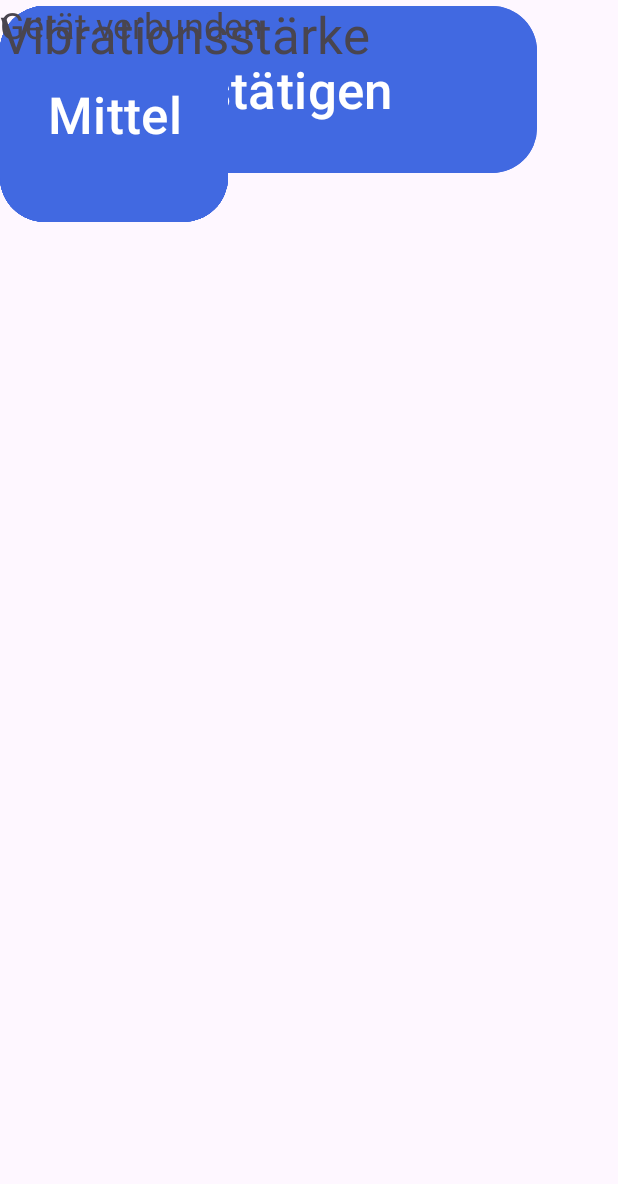
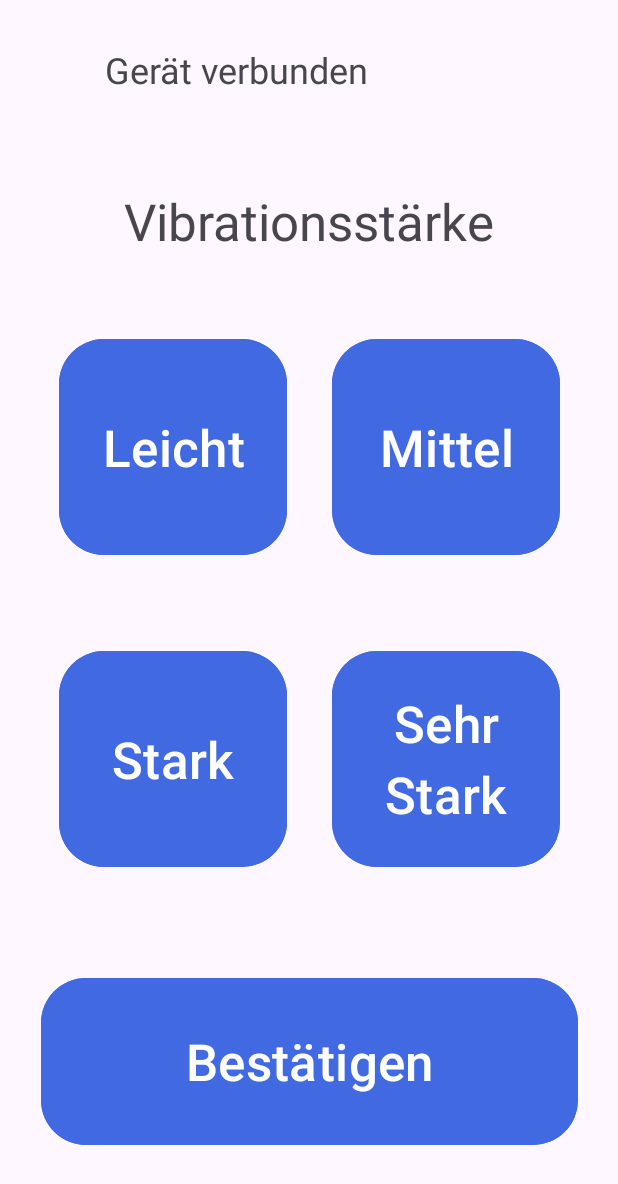
Before and after one commit to Swordpro3001/SSAB_Applikation, an Android app: the screen it shows after launch (MainActivity), on a phone screen of 412 x 824 dp. Shown: the top 1184 px of the screen. Run offline under Robolectric (Android 15) with nearby library versions, the phone set to English and light mode, and no system bars; Roboto replaces fonts that are not available here; 4 statements that could not run were skipped.

Commit message:
Dem Layout Constraints Hinzugefügt

```diff
--- a/app/src/main/res/layout/activity_main.xml
+++ b/app/src/main/res/layout/activity_main.xml
@@ -16,8 +16,12 @@
         android:text="Leicht"
         android:textSize="34sp"
         app:cornerRadius="30dip"
-        tools:layout_editor_absoluteX="37dp"
-        tools:layout_editor_absoluteY="192dp" />
+        app:layout_constraintBottom_toBottomOf="parent"
+        app:layout_constraintEnd_toEndOf="parent"
+        app:layout_constraintHorizontal_bias="0.15"
+        app:layout_constraintStart_toStartOf="parent"
+        app:layout_constraintTop_toTopOf="parent"
+        app:layout_constraintVertical_bias="0.32999998" />
 
     <Button
         android:id="@+id/buttonBestätigen"
@@ -28,8 +32,11 @@
         android:text="Bestätigen"
         android:textSize="34sp"
         app:cornerRadius="30dip"
-        tools:layout_editor_absoluteX="26dp"
-        tools:layout_editor_absoluteY="572dp" />
+        app:layout_constraintBottom_toBottomOf="parent"
+        app:layout_constraintEnd_toEndOf="parent"
+        app:layout_constraintStart_toStartOf="parent"
+        app:layout_constraintTop_toTopOf="parent"
+        app:layout_constraintVertical_bias="0.92" />
 
     <Button
         android:id="@+id/buttonStark"
@@ -40,8 +47,12 @@
         android:text="Stark"
         android:textSize="34sp"
         app:cornerRadius="30dip"
-        tools:layout_editor_absoluteX="37dp"
-        tools:layout_editor_absoluteY="372dp" />
+        app:layout_constraintBottom_toBottomOf="parent"
+        app:layout_constraintEnd_toEndOf="parent"
+        app:layout_constraintHorizontal_bias="0.15"
+        app:layout_constraintStart_toStartOf="parent"
+        app:layout_constraintTop_toTopOf="parent"
+        app:layout_constraintVertical_bias="0.64" />
 
     <Button
         android:id="@+id/buttonSehrStark"
@@ -52,8 +63,12 @@
         android:text="Sehr Stark"
         android:textSize="34sp"
         app:cornerRadius="30dip"
-        tools:layout_editor_absoluteX="208dp"
-        tools:layout_editor_absoluteY="372dp" />
+        app:layout_constraintBottom_toBottomOf="parent"
+        app:layout_constraintEnd_toEndOf="parent"
+        app:layout_constraintHorizontal_bias="0.85"
+        app:layout_constraintStart_toStartOf="parent"
+        app:layout_constraintTop_toTopOf="parent"
+        app:layout_constraintVertical_bias="0.64" />
 
     <Button
         android:id="@+id/buttonMittel"
@@ -64,17 +79,23 @@
         android:text="Mittel"
         android:textSize="34sp"
         app:cornerRadius="30dip"
-        tools:layout_editor_absoluteX="208dp"
-        tools:layout_editor_absoluteY="192dp" />
+        app:layout_constraintBottom_toBottomOf="parent"
+        app:layout_constraintEnd_toEndOf="parent"
+        app:layout_constraintHorizontal_bias="0.85"
+        app:layout_constraintStart_toStartOf="parent"
+        app:layout_constraintTop_toTopOf="parent"
+        app:layout_constraintVertical_bias="0.32999998" />
 
     <TextView
         android:id="@+id/GerätVerbundenText"
         android:layout_width="wrap_content"
         android:layout_height="wrap_content"
+        android:layout_marginStart="70dp"
+        android:layout_marginTop="30dp"
         android:text="Gerät verbunden"
         android:textSize="24sp"
-        tools:layout_editor_absoluteX="37dp"
-        tools:layout_editor_absoluteY="40dp" />
+        app:layout_constraintStart_toStartOf="parent"
+        app:layout_constraintTop_toTopOf="parent" />
 
     <TextView
         android:id="@+id/VibrationsstärkeText"
@@ -82,7 +103,11 @@
         android:layout_height="wrap_content"
         android:text="Vibrationsstärke"
         android:textSize="34sp"
-        tools:layout_editor_absoluteX="65dp"
-        tools:layout_editor_absoluteY="130dp" />
+        app:layout_constraintBottom_toBottomOf="parent"
+        app:layout_constraintEnd_toEndOf="parent"
+        app:layout_constraintStart_toStartOf="parent"
+        app:layout_constraintTop_toTopOf="parent"
+        app:layout_constraintVertical_bias="0.16000003" />
+
 
 </androidx.constraintlayout.widget.ConstraintLayout>
```
